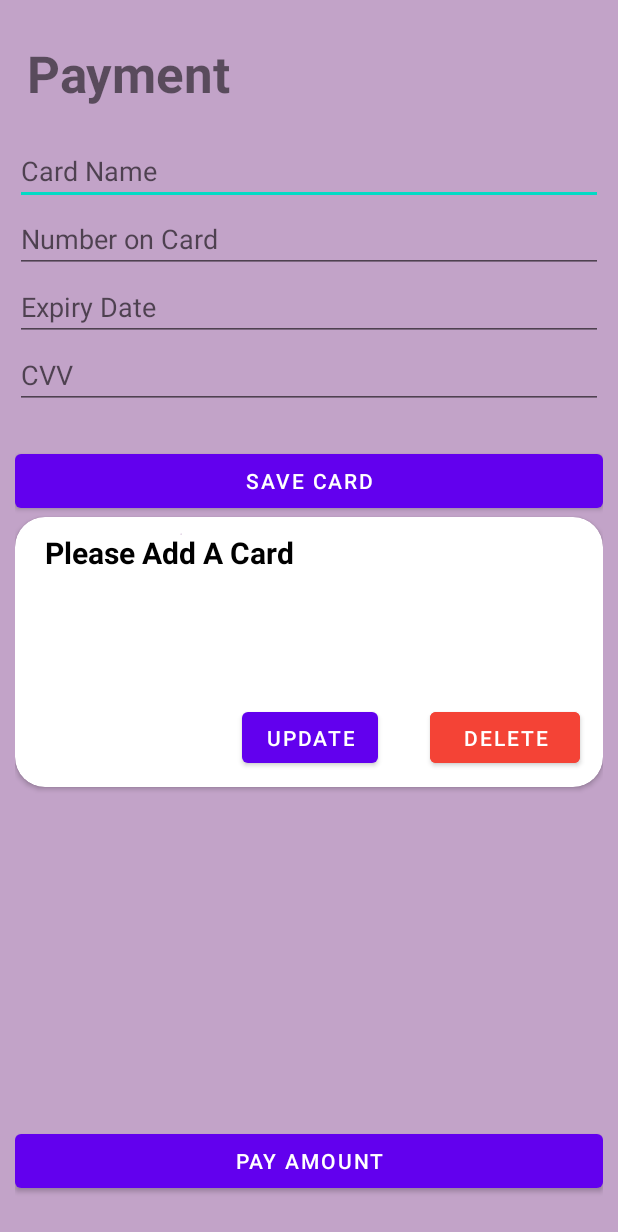
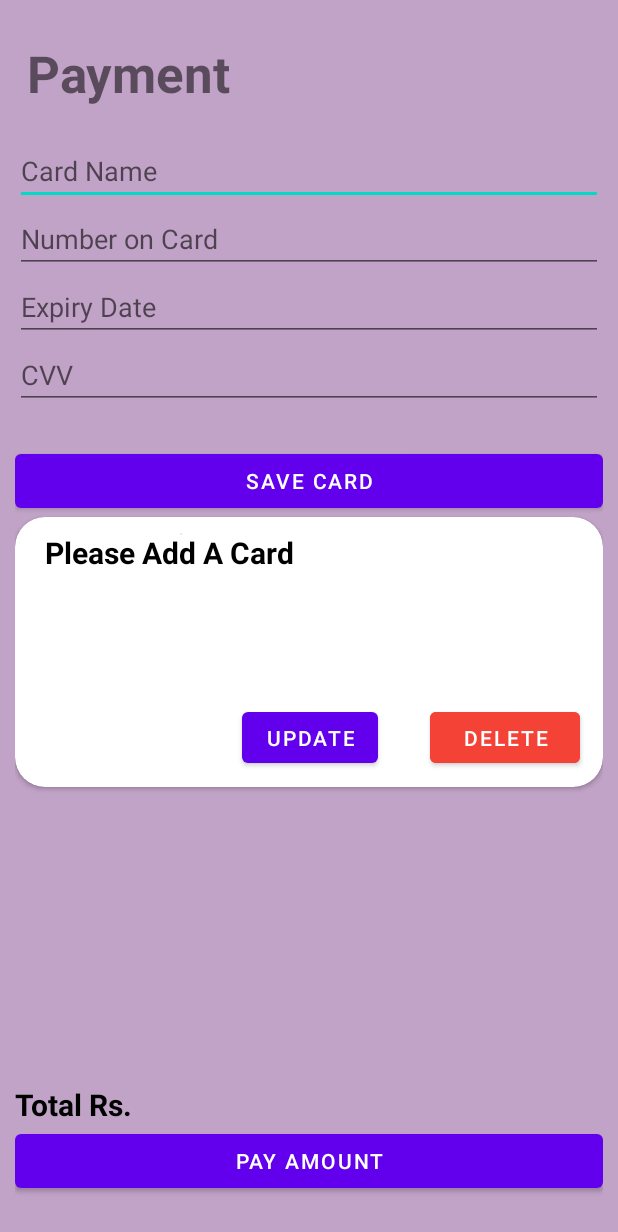
Before and after one commit to HashiniHerath/ape_dewal, an Android app: the CheckOutPage screen opened directly, with no data from a screen before it, on a phone screen of 412 x 824 dp. Shown: the top 1232 px of the screen. Run offline under Robolectric (Android 15) with nearby library versions, the phone set to English and light mode, and no system bars; our stand-ins replace Firebase (no records; nobody signed in at launch, a user with empty details on screens opened directly); 2 statements that could not run were skipped.

Commit message:
Total Price Display

```diff
--- a/app/src/main/java/com/example/apedeapp/CheckOutPage.kt
+++ b/app/src/main/java/com/example/apedeapp/CheckOutPage.kt
@@ -27,6 +27,7 @@ class CheckOutPage : AppCompatActivity() {
     private lateinit var textCardNumber: TextView
     private lateinit var textCardExpire: TextView
     private lateinit var textCardCVV: TextView
+    private lateinit var total: TextView
 
     private lateinit var saveCard: Button
     private lateinit var deleteCard: Button
@@ -59,6 +60,8 @@ class CheckOutPage : AppCompatActivity() {
         textCardExpire = findViewById(R.id.ex)
         textCardCVV = findViewById(R.id.cvv)
 
+        total = findViewById(R.id.textView254)
+
         pb = findViewById(R.id.progressBar5)
 
         saveCard = findViewById(R.id.button19)
@@ -68,6 +71,8 @@ class CheckOutPage : AppCompatActivity() {
         buttonPay = findViewById(R.id.button)
 
         pb.visibility = View.INVISIBLE
+
+        total.text = intent.getStringExtra("totalPrice").toString()
 
         val t = intent.getStringExtra("totalPrice").toString().toEditable()
 
--- a/app/src/main/res/layout/activity_check_out_page.xml
+++ b/app/src/main/res/layout/activity_check_out_page.xml
@@ -191,9 +191,31 @@
         style="?android:attr/progressBarStyle"
         android:layout_width="wrap_content"
         android:layout_height="wrap_content"
-        app:layout_constraintBottom_toTopOf="@+id/button"
         app:layout_constraintEnd_toEndOf="parent"
         app:layout_constraintStart_toStartOf="parent"
         app:layout_constraintTop_toBottomOf="@+id/cardView" />
 
+    <TextView
+        android:id="@+id/textView25"
+        android:layout_width="wrap_content"
+        android:layout_height="wrap_content"
+        android:text="Total Rs. "
+        android:textColor="@color/black"
+        android:textStyle="bold"
+        android:textSize="20dp"
+        app:layout_constraintBottom_toTopOf="@+id/button"
+        app:layout_constraintStart_toStartOf="parent" />
+
+    <TextView
+        android:id="@+id/textView254"
+        android:layout_width="wrap_content"
+        android:layout_height="wrap_content"
+        android:text=""
+        android:textColor="@color/black"
+        android:textSize="20dp"
+        android:textStyle="bold"
+        app:layout_constraintBottom_toBottomOf="@+id/textView25"
+        app:layout_constraintStart_toEndOf="@+id/textView25"
+        app:layout_constraintTop_toTopOf="@+id/textView25" />
+
 </androidx.constraintlayout.widget.ConstraintLayout>
```
